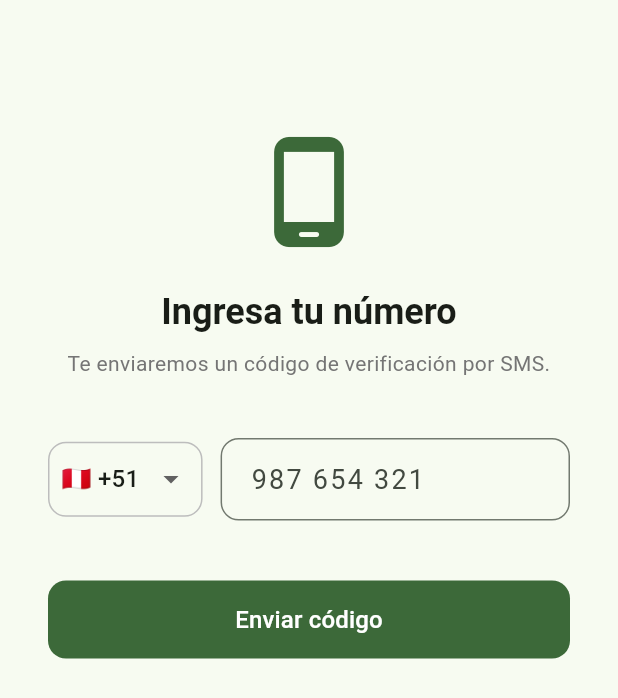
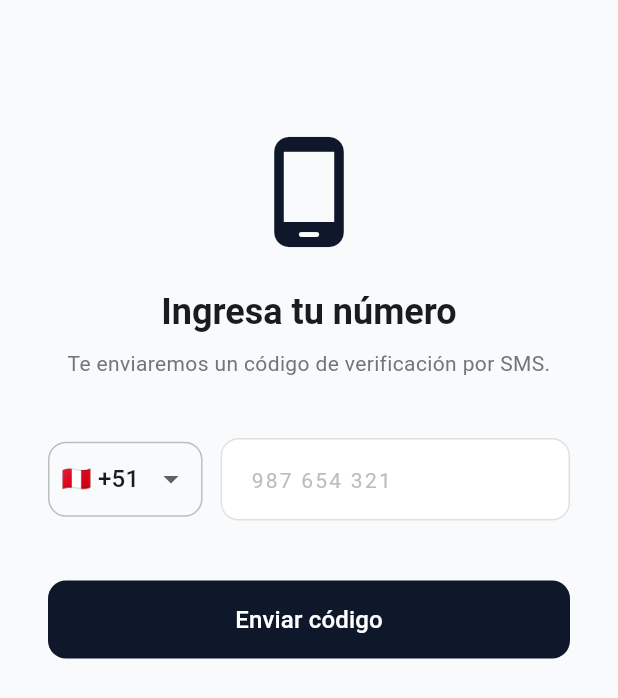
Before and after one commit to Systems-Engineer-01/Py-55, a Flutter app: the screen it shows after launch, on a phone screen of 412 x 824 dp. Shown: the top 698 px of the screen. Run offline on Flutter 3.47's test engine with Material 3 defaults, Android fonts, the phone set to English and light mode, and no system bars; our stand-ins replace cloud_firestore, firebase_auth, firebase_core, firebase_database, firebase_storage, geolocator and 2 more; accounts and stored records are empty.

Commit message:
Sprint 7: Pasada de calidad final, diseño de sistema AppTheme, tests unitarios y README completo

```diff
--- a/lib/core/theme.dart
+++ b/lib/core/theme.dart
@@ -1,30 +1,135 @@
 import 'package:flutter/material.dart';
 
-/// Tema global de la aplicación Py55.
+/// Tema visual global y sistema de diseño para la aplicación Py55.
 class AppTheme {
   AppTheme._();
 
-  // ── Colores primarios ──────────────────────────────────────────
-  static const Color primaryColor = Color(0xFF1B5E20); // Verde oscuro
-  static const Color secondaryColor = Color(0xFFFFC107); // Ámbar / amarillo
+  // ── Paleta de Colores ──────────────────────────────────────────
+  static const Color primaryColor = Color(0xFF0F172A); // Azul Marino Oscuro Elegante
+  static const Color secondaryColor = Color(0xFF10B981); // Verde Esmeralda Accesible
+  static const Color accentColor = Color(0xFFF59E0B); // Dorado/Ámbar Mototaxi
+  static const Color backgroundColor = Color(0xFFF8FAFC); // Fondo claro neutro
+  static const Color surfaceColor = Colors.white;
+  static const Color errorColor = Color(0xFFEF4444);
 
-  // ── ThemeData ──────────────────────────────────────────────────
+  // ── ThemeData Configuración Global ─────────────────────────────
   static ThemeData get lightTheme {
+    final baseColorScheme = ColorScheme.fromSeed(
+      seedColor: primaryColor,
+      primary: primaryColor,
+      secondary: secondaryColor,
+      tertiary: accentColor,
+      background: backgroundColor,
+      surface: surfaceColor,
+      error: errorColor,
+      brightness: Brightness.light,
+    );
+
     return ThemeData(
       useMaterial3: true,
-      colorScheme: ColorScheme.fromSeed(
-        seedColor: primaryColor,
-        secondary: secondaryColor,
-      ),
+      colorScheme: baseColorScheme,
+      scaffoldBackgroundColor: backgroundColor,
+
+      // AppBar Estilizado
       appBarTheme: const AppBarTheme(
         centerTitle: true,
         backgroundColor: primaryColor,
         foregroundColor: Colors.white,
+        elevation: 0,
+        scrolledUnderElevation: 2,
+        iconTheme: IconThemeData(color: Colors.white),
+        titleTextStyle: TextStyle(
+          color: Colors.white,
+          fontSize: 18,
+          fontWeight: FontWeight.bold,
+          letterSpacing: 0.5,
+        ),
+      ),
+
+      // Botones Elevados Primarios
+      elevatedButtonTheme: ElevatedButtonThemeData(
+        style: ElevatedButton.styleFrom(
+          backgroundColor: primaryColor,
+          foregroundColor: Colors.white,
+          elevation: 2,
+          padding: const EdgeInsets.symmetric(horizontal: 24, vertical: 14),
+          shape: RoundedRectangleBorder(
+            borderRadius: BorderRadius.circular(14),
+          ),
+          textStyle: const TextStyle(
+            fontSize: 16,
+            fontWeight: FontWeight.bold,
+          ),
+        ),
+      ),
+
+      // Botones Delineados Secundarios
+      outlinedButtonTheme: OutlinedButtonThemeData(
+        style: OutlinedButton.styleFrom(
+          foregroundColor: primaryColor,
+          side: const BorderSide(color: primaryColor, width: 1.5),
+          padding: const EdgeInsets.symmetric(horizontal: 24, vertical: 14),
+          shape: RoundedRectangleBorder(
+            borderRadius: BorderRadius.circular(14),
+          ),
+          textStyle: const TextStyle(
+            fontSize: 16,
+            fontWeight: FontWeight.w600,
+          ),
+        ),
+      ),
+
+      // Botones de Acción Flotante
+      floatingActionButtonTheme: const FloatingActionButtonThemeData(
+        backgroundColor: primaryColor,
+        foregroundColor: Colors.white,
+        elevation: 4,
+        shape: StadiumBorder(),
+      ),
+
+      // Campos de Texto Formulario
+      inputDecorationTheme: InputDecorationTheme(
+        filled: true,
+        fillColor: Colors.white,
+        contentPadding: const EdgeInsets.symmetric(horizontal: 16, vertical: 16),
+        border: OutlineInputBorder(
+          borderRadius: BorderRadius.circular(12),
+          borderSide: BorderSide(color: Colors.grey.shade300),
+        ),
+        enabledBorder: OutlineInputBorder(
+          borderRadius: BorderRadius.circular(12),
+          borderSide: BorderSide(color: Colors.grey.shade300),
+        ),
+        focusedBorder: OutlineInputBorder(
+          borderRadius: BorderRadius.circular(12),
+          borderSide: const BorderSide(color: primaryColor, width: 2),
+        ),
+        errorBorder: OutlineInputBorder(
+          borderRadius: BorderRadius.circular(12),
+          borderSide: const BorderSide(color: errorColor, width: 1.5),
+        ),
+        labelStyle: TextStyle(color: Colors.grey.shade700, fontSize: 14),
+        hintStyle: TextStyle(color: Colors.grey.shade400, fontSize: 14),
+      ),
+
+      // Tarjetas Elevadas
+      cardTheme: CardTheme(
+        color: Colors.white,
         elevation: 2,
+        shadowColor: Colors.black12,
+        margin: const EdgeInsets.all(0),
+        shape: RoundedRectangleBorder(
+          borderRadius: BorderRadius.circular(16),
+        ),
       ),
-      floatingActionButtonTheme: const FloatingActionButtonThemeData(
-        backgroundColor: secondaryColor,
-        foregroundColor: Colors.black,
+
+      // Diálogos de Alerta
+      dialogTheme: DialogTheme(
+        backgroundColor: Colors.white,
+        elevation: 6,
+        shape: RoundedRectangleBorder(
+          borderRadius: BorderRadius.circular(20),
+        ),
       ),
     );
   }
```
Also changed, not shown: 3 other files.
